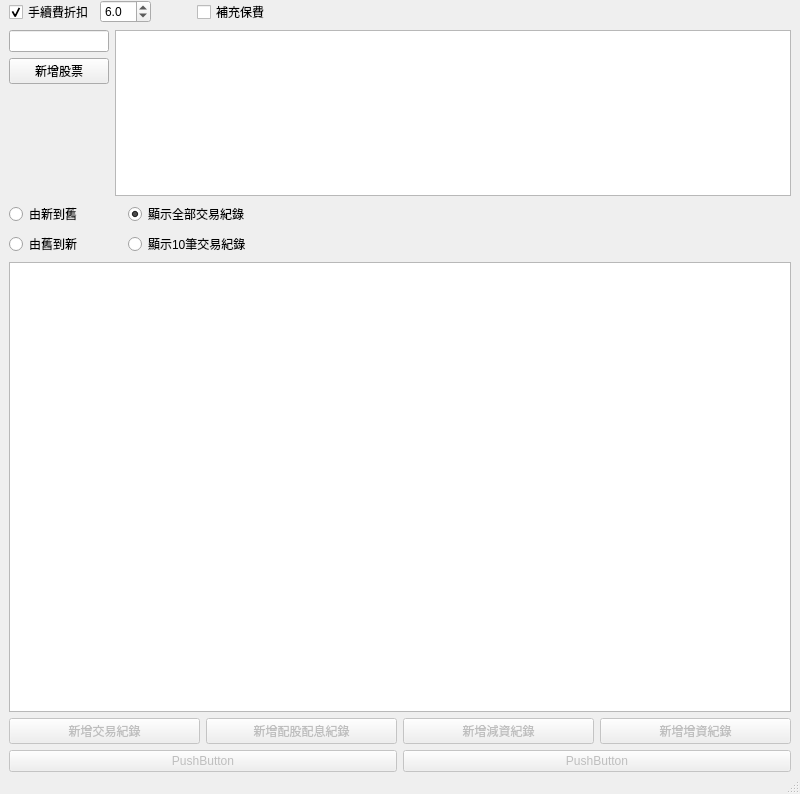
The window that QtStockPriceMainWindow.ui (foxking0416/PythonStockPrice) describes before a commit, drawn with Qt 5.
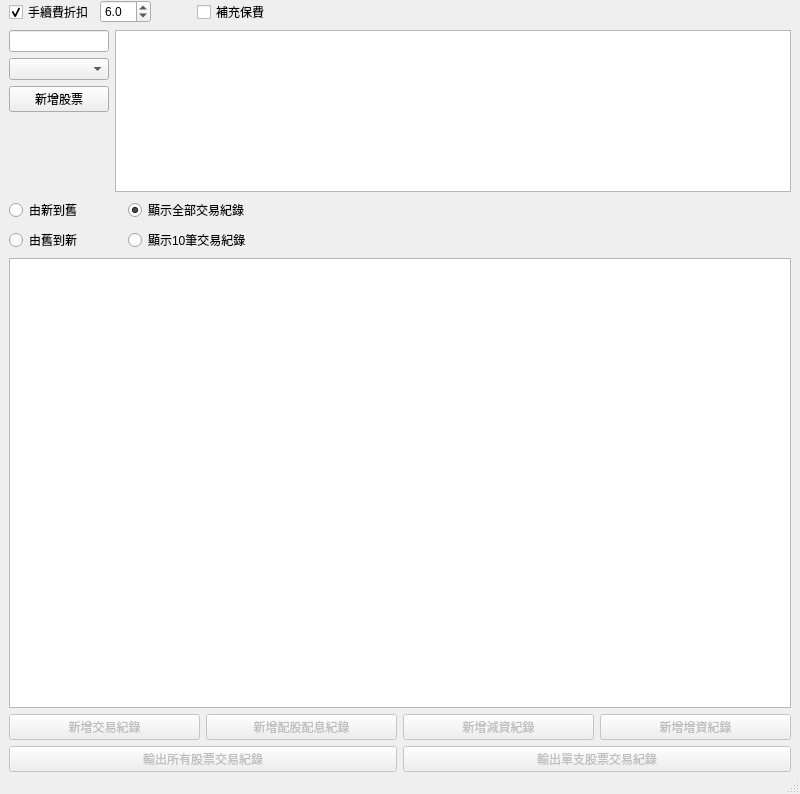
The same window after the commit.

Patch:
```diff
--- a/QtStockPriceMainWindow.ui
+++ b/QtStockPriceMainWindow.ui
@@ -110,6 +110,9 @@
           </property>
          </widget>
         </item>
+        <item>
+         <widget class="QComboBox" name="qtStockSelectComboBox"/>
+        </item>
         <item>
          <widget class="QPushButton" name="qtAddStockPushButton">
           <property name="maximumSize">
@@ -290,7 +293,7 @@
          <bool>false</bool>
         </property>
         <property name="text">
-         <string>PushButton</string>
+         <string>輸出所有股票交易紀錄</string>
         </property>
        </widget>
       </item>
@@ -300,7 +303,7 @@
          <bool>false</bool>
         </property>
         <property name="text">
-         <string>PushButton</string>
+         <string>輸出單支股票交易紀錄</string>
         </property>
        </widget>
       </item>
```
Left out of the diff: 6 changed lines with no effect on the pictures.
